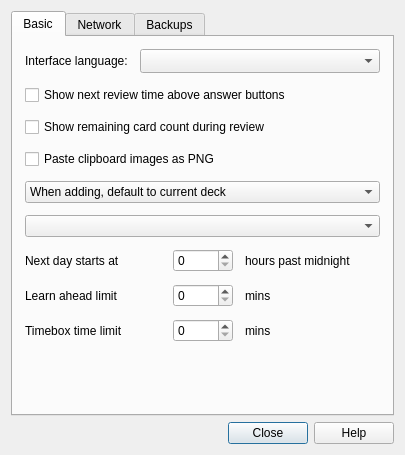
The window that designer/preferences.ui (ankitects/anki) describes before a commit, drawn with Qt 5.
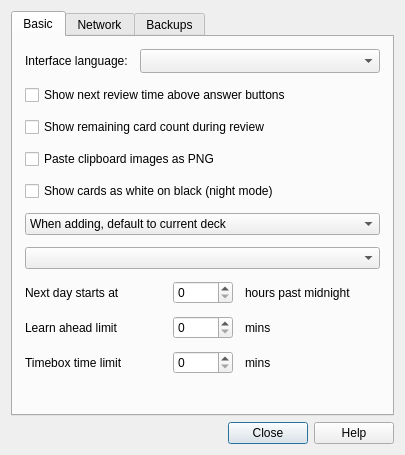
The same window after the commit.

Commit message: night mode

What changed in the file:
```diff
--- a/designer/preferences.ui
+++ b/designer/preferences.ui
@@ -78,6 +78,13 @@
          </property>
         </widget>
        </item>
+       <item>
+        <widget class="QCheckBox" name="nightMode">
+         <property name="text">
+          <string>Show cards as white on black (night mode)</string>
+         </property>
+        </widget>
+       </item>
        <item>
         <widget class="QComboBox" name="useCurrent">
          <item>
```
Left out of the diff: 1 changed line with no effect on the pictures. The commit also changes 6 other files.
